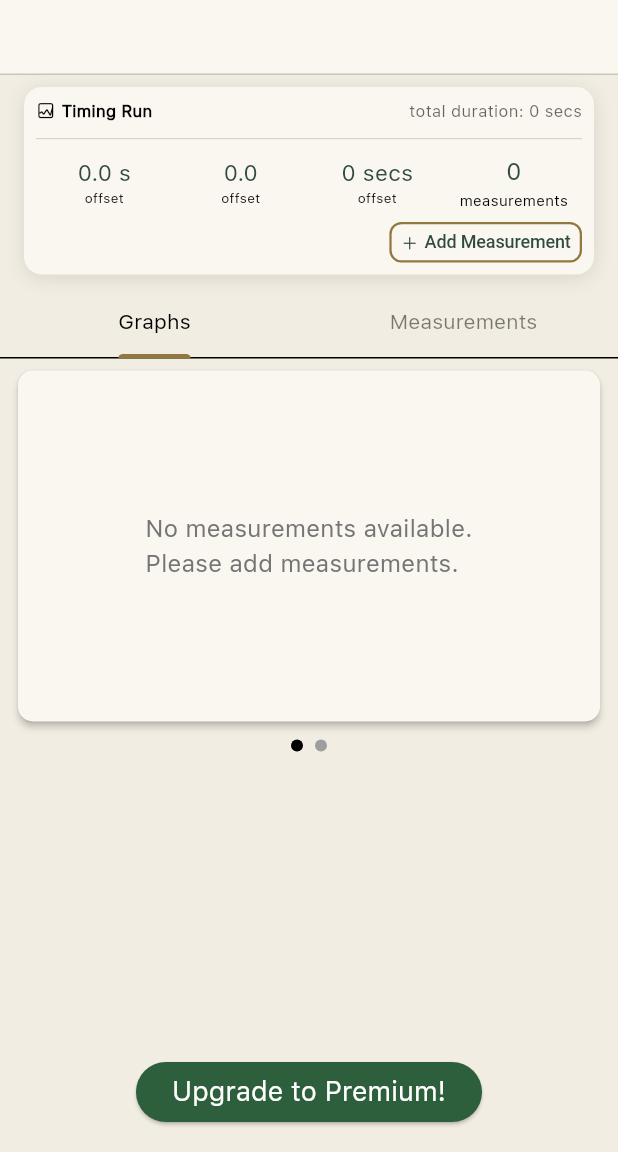
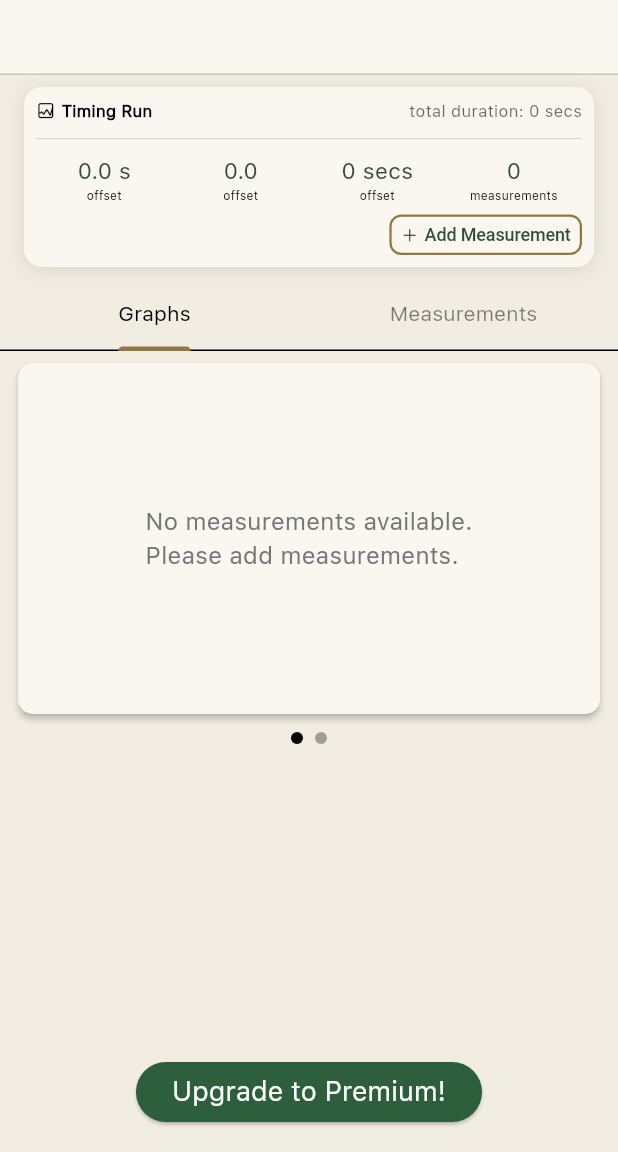
Before and after one commit to t-jayw/ChronoLog, a Flutter app: the TimingRunDetails screen opened directly with empty values, on a phone screen of 412 x 824 dp, the part 84-1236 px from its top. Run offline on Flutter 3.47's test engine with Material 3 defaults, Android fonts, the phone set to English and light mode, and no system bars; drawn by our look-alikes of smooth_page_indicator; our stand-ins replace carousel_slider, csv, file_picker, fl_chart, flutter_dotenv, flutter_image_compress and 8 more; missing offline and left inert: exif, posthog_flutter, purchases_flutter, ulid; accounts and stored records are empty.

Commit message:
the dumbest change

```diff
--- a/lib/components/timing_run_component.dart
+++ b/lib/components/timing_run_component.dart
@@ -123,7 +123,7 @@ class _TimingRunComponentState extends ConsumerState<TimingRunComponent> {
                           Text(
                             'offset',
                             style: TextStyle(
-                              fontSize: 9,
+                              fontSize: 8,
                               color: Theme.of(context).colorScheme.onBackground,
                             ),
                           ),
@@ -145,7 +145,7 @@ class _TimingRunComponentState extends ConsumerState<TimingRunComponent> {
                           Text(
                             'offset',
                             style: TextStyle(
-                              fontSize: 9,
+                              fontSize: 8,
                               color: Theme.of(context).colorScheme.onBackground,
                             ),
                           ),
@@ -169,7 +169,7 @@ class _TimingRunComponentState extends ConsumerState<TimingRunComponent> {
                           Text(
                             'offset',
                             style: TextStyle(
-                              fontSize: 9,
+                              fontSize: 8,
                               color: Theme.of(context).colorScheme.onBackground,
                             ),
                           ),
@@ -183,14 +183,14 @@ class _TimingRunComponentState extends ConsumerState<TimingRunComponent> {
                           Text(
                             '${timingMeasurements.length}',
                             style: TextStyle(
-                              fontSize: 16,
+                              fontSize: 15,
                               color: Theme.of(context).colorScheme.tertiary,
                             ),
                           ),
                           Text(
                             'measurements',
                             style: TextStyle(
-                              fontSize: 10,
+                              fontSize: 8,
                               color: Theme.of(context).colorScheme.onBackground,
                             ),
                           ),
```
